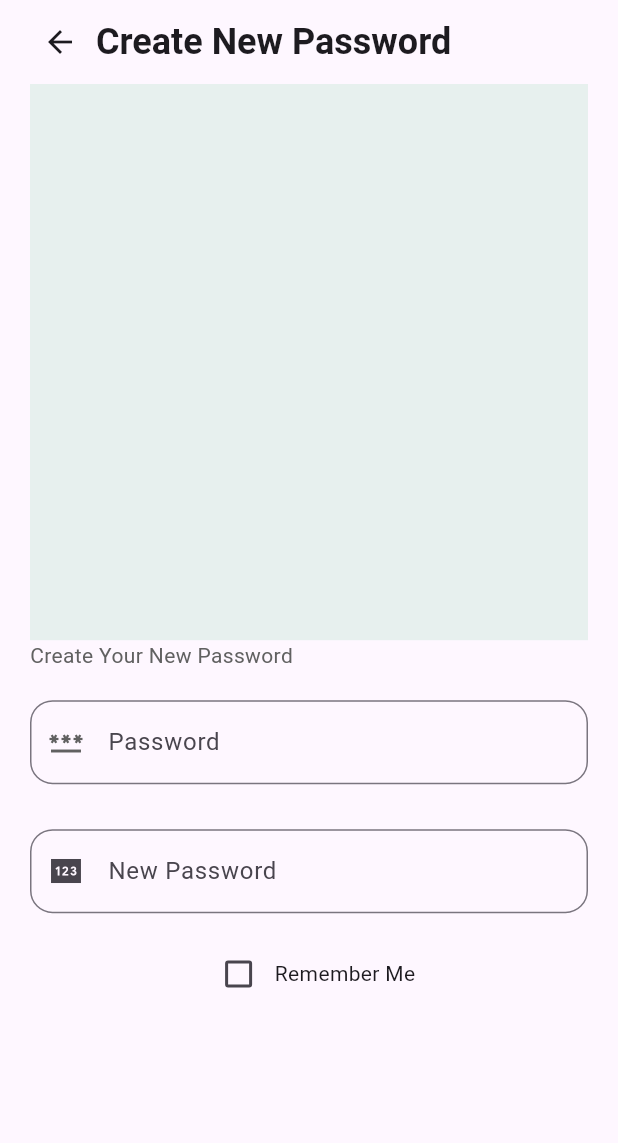
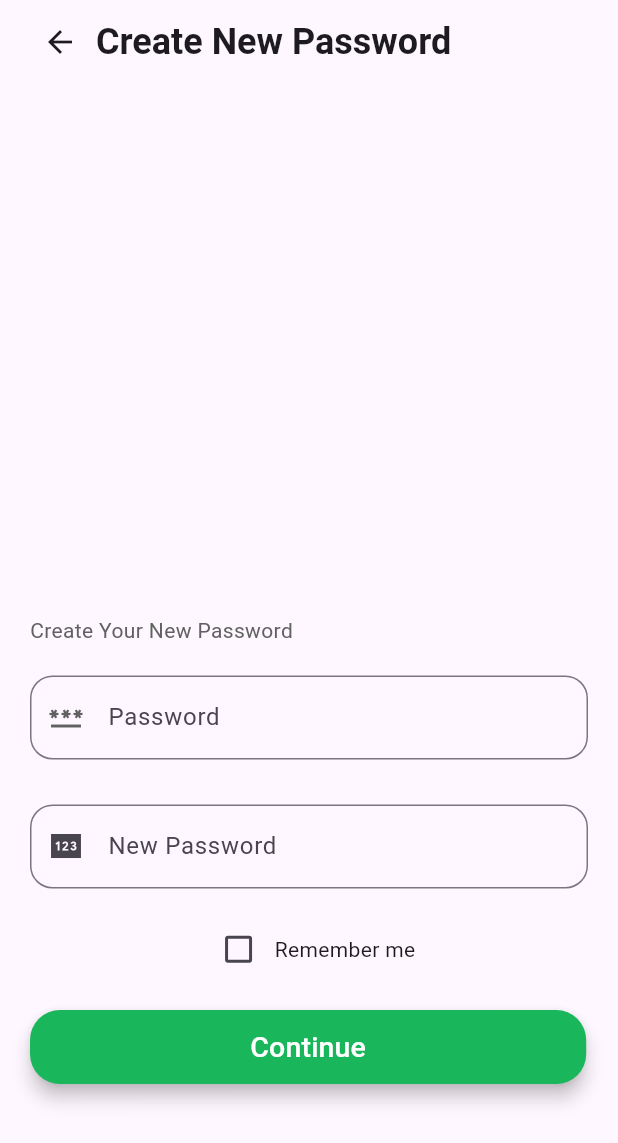
Before and after one commit to SathiaPang/KiloHotel, a Flutter app: the CreateNewPassword screen opened directly, on a phone screen of 412 x 824 dp. Shown: the top 1143 px of the screen. Run offline on Flutter 3.47's test engine with Material 3 defaults, Android fonts, the phone set to English and light mode, and no system bars; our stand-ins replace get, intl_phone_field, syncfusion_flutter_datepicker.

Commit message:
Done first task

```diff
--- a/lib/view/satya/Create_new_password.dart
+++ b/lib/view/satya/Create_new_password.dart
@@ -1,4 +1,5 @@
 import 'package:flutter/material.dart';
+import 'package:get/get.dart';
 import 'package:hotel/constant.dart';
 
 class CreateNewPassword extends StatefulWidget {
@@ -9,6 +10,7 @@ class CreateNewPassword extends StatefulWidget {
 }
 
 class _CreateNewPasswordState extends State<CreateNewPassword> {
+  bool isChecked = false;
   @override
   Widget build(BuildContext context) {
     Size size = MediaQuery.of(context).size;
@@ -34,8 +36,8 @@ class _CreateNewPasswordState extends State<CreateNewPassword> {
           crossAxisAlignment: CrossAxisAlignment.start,
           children: [
             Container(
-              height: size.height * 0.45,
-              color: green.withOpacity(0.1),
+              height: size.height * 0.43,
+              color: green.withOpacity(0),
             ),
             Text(
               "Create Your New Password",
@@ -90,9 +92,43 @@ class _CreateNewPasswordState extends State<CreateNewPassword> {
             Row(
               mainAxisAlignment: MainAxisAlignment.center,
               children: [
-                CheckMeBox(),
-                Text("Remember Me"),
+                Checkbox(
+                  value: isChecked ?? false,
+                  onChanged: (value) {
+                    setState(
+                      () {
+                        isChecked = value ?? false;
+                      },
+                    );
+                  },
+                ),
+                Text('Remember me'),
               ],
+            ),
+            SizedBox(
+              height: size.height * 0.02,
+            ),
+            Container(
+              width: size.width * 0.9,
+              height: size.height * 0.06,
+              child: ElevatedButton(
+                onPressed: () {
+                  //Get.to(() => CreateNewPassword());
+                },
+                style: ElevatedButton.styleFrom(
+                  elevation: 5,
+                  backgroundColor: green,
+                  foregroundColor: white,
+                  shadowColor: black,
+                  shape: RoundedRectangleBorder(
+                    borderRadius: BorderRadius.circular(20.0),
+                  ),
+                ),
+                child: Text(
+                  'Continue',
+                  style: TextStyle(fontSize: 19, fontWeight: FontWeight.w500),
+                ),
+              ),
             ),
           ],
         ),
@@ -100,26 +136,3 @@ class _CreateNewPasswordState extends State<CreateNewPassword> {
     );
   }
 }
-
-class CheckMeBox extends StatefulWidget {
-  const CheckMeBox({super.key});
-
-  @override
-  State<CheckMeBox> createState() => _CheckMeBoxState();
-}
-
-class _CheckMeBoxState extends State<CheckMeBox> {
-  bool isChecked = false;
-  @override
-  Widget build(BuildContext context) {
-    return Checkbox(
-      value: isChecked,
-      activeColor: green,
-      onChanged: (newBool) {
-        setState(() {
-          //isChecked = newBool;
-        });
-      },
-    );
-  }
-}
```
